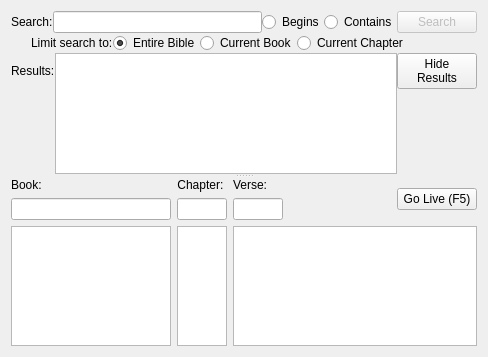
Before: the Qt Designer form src/biblewidget.ui in SoftProjector/src, drawn with Qt 5.
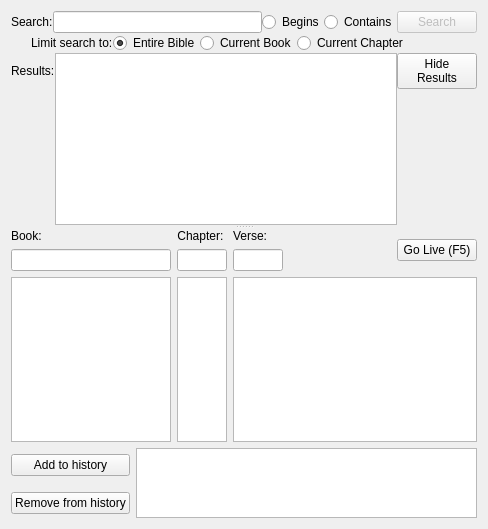
After: the same form once the commit is applied.

Commit message: added layout for bible history shown

Diff of the .ui file:
```diff
--- a/src/biblewidget.ui
+++ b/src/biblewidget.ui
@@ -7,7 +7,7 @@
     <x>0</x>
     <y>0</y>
     <width>488</width>
-    <height>357</height>
+    <height>529</height>
    </rect>
   </property>
   <property name="minimumSize">
@@ -19,8 +19,8 @@
   <property name="windowTitle">
    <string>Form</string>
   </property>
-  <layout class="QVBoxLayout" name="verticalLayout_9">
-   <item>
+  <layout class="QGridLayout" name="gridLayout_3">
+   <item row="0" column="0">
     <widget class="QSplitter" name="results_splitter">
      <property name="orientation">
       <enum>Qt::Vertical</enum>
@@ -321,9 +321,9 @@
        </item>
       </layout>
      </widget>
-     <widget class="QWidget" name="layoutWidget">
-      <layout class="QHBoxLayout" name="horizontalLayout_3">
-       <item>
+     <widget class="QWidget" name="">
+      <layout class="QGridLayout" name="gridLayout_2">
+       <item row="0" column="0">
         <layout class="QVBoxLayout" name="verticalLayout_2">
          <item>
           <widget class="QLabel" name="lblBook">
@@ -396,7 +396,7 @@
          </item>
         </layout>
        </item>
-       <item>
+       <item row="0" column="1">
         <layout class="QVBoxLayout" name="verticalLayout">
          <property name="sizeConstraint">
           <enum>QLayout::SetDefaultConstraint</enum>
@@ -463,7 +463,7 @@
          </item>
         </layout>
        </item>
-       <item>
+       <item row="0" column="2">
         <layout class="QVBoxLayout" name="verticalLayout_4">
          <property name="spacing">
           <number>6</number>
@@ -566,6 +566,27 @@
          </item>
         </layout>
        </item>
+       <item row="1" column="0" colspan="3">
+        <layout class="QGridLayout" name="gridLayout">
+         <item row="0" column="0">
+          <widget class="QPushButton" name="pushButton">
+           <property name="text">
+            <string>Add to history</string>
+           </property>
+          </widget>
+         </item>
+         <item row="0" column="1" rowspan="2">
+          <widget class="QListWidget" name="listWidget"/>
+         </item>
+         <item row="1" column="0">
+          <widget class="QPushButton" name="pushButton_2">
+           <property name="text">
+            <string>Remove from history</string>
+           </property>
+          </widget>
+         </item>
+        </layout>
+       </item>
       </layout>
      </widget>
     </widget>
```
